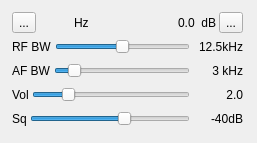
First picture: the form in plugins/channel/am/amdemodgui.ui, repository f4exb/sdrangel, before the edit.
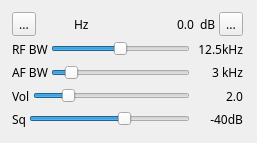
Second picture: the form after the edit. Icons and pictures are not drawn. Custom widgets are drawn as their Qt base class.

Commit message: Font size and face normalization (final)

```diff
--- a/plugins/channel/am/amdemodgui.ui
+++ b/plugins/channel/am/amdemodgui.ui
@@ -10,6 +10,12 @@
     <height>143</height>
    </rect>
   </property>
+  <property name="font">
+   <font>
+    <family>Sans Serif</family>
+    <pointsize>9</pointsize>
+   </font>
+  </property>
   <property name="focusPolicy">
    <enum>Qt::StrongFocus</enum>
   </property>
```
The commit also changes 13 other files.
